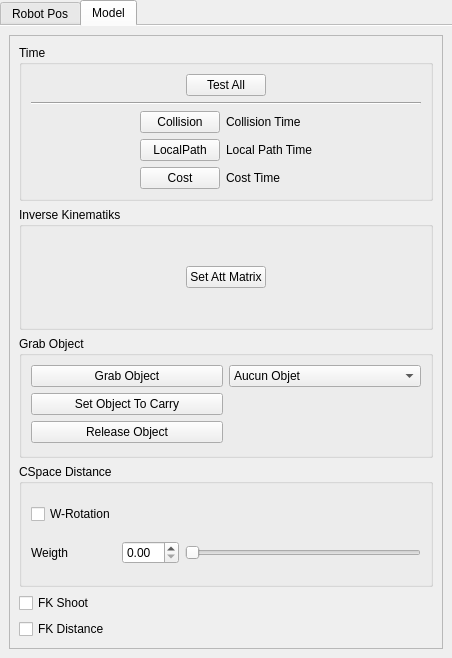
Qt form qtWindow/qtMainInterface/qtRobot.ui (jmainpri/libmove3d) before a commit.
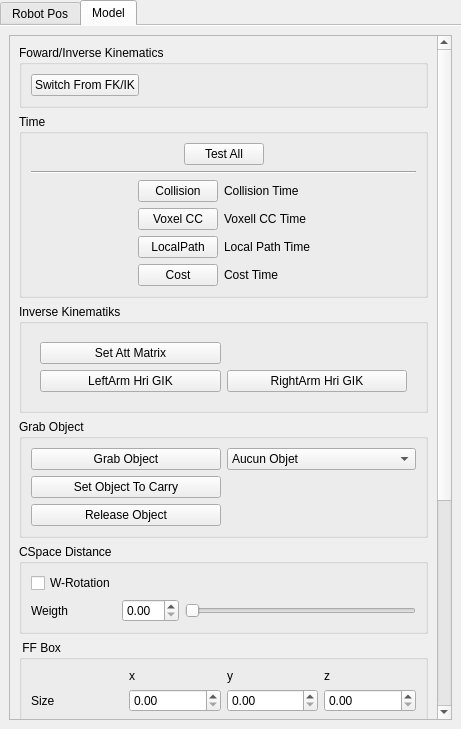
The same form after that commit. The open tabs and pages were chosen to show the change. Custom widgets are drawn as their Qt base class.

```diff
--- a/qtWindow/qtMainInterface/qtRobot.ui
+++ b/qtWindow/qtMainInterface/qtRobot.ui
@@ -6,21 +6,21 @@
    <rect>
     <x>0</x>
     <y>0</y>
-    <width>452</width>
-    <height>658</height>
+    <width>461</width>
+    <height>729</height>
    </rect>
   </property>
   <property name="windowTitle">
    <string>Form</string>
   </property>
-  <layout class="QHBoxLayout" name="horizontalLayout">
+  <layout class="QVBoxLayout" name="verticalLayout_3">
    <property name="margin">
     <number>0</number>
    </property>
    <item>
     <widget class="QTabWidget" name="tabWidget_6">
      <property name="currentIndex">
-      <number>0</number>
+      <number>1</number>
      </property>
      <property name="usesScrollButtons">
       <bool>true</bool>
@@ -66,11 +66,40 @@
            <rect>
             <x>0</x>
             <y>0</y>
-            <width>408</width>
-            <height>599</height>
+            <width>402</width>
+            <height>1103</height>
            </rect>
           </property>
           <layout class="QVBoxLayout" name="verticalLayout">
+           <item>
+            <widget class="QGroupBox" name="groupBox_3">
+             <property name="title">
+              <string>Foward/Inverse Kinematics</string>
+             </property>
+             <layout class="QHBoxLayout" name="horizontalLayout_6">
+              <item>
+               <widget class="QPushButton" name="pushButtonSwitchFKIK">
+                <property name="text">
+                 <string>Switch From FK/IK</string>
+                </property>
+               </widget>
+              </item>
+              <item>
+               <spacer name="horizontalSpacer_2">
+                <property name="orientation">
+                 <enum>Qt::Horizontal</enum>
+                </property>
+                <property name="sizeHint" stdset="0">
+                 <size>
+                  <width>40</width>
+                  <height>20</height>
+                 </size>
+                </property>
+               </spacer>
+              </item>
+             </layout>
+            </widget>
+           </item>
            <item>
             <widget class="QGroupBox" name="timeGroupBox">
              <property name="title">
@@ -136,14 +165,14 @@
                   </property>
                  </widget>
                 </item>
-                <item row="1" column="1">
+                <item row="2" column="1">
                  <widget class="QPushButton" name="pushButtonLocalPath">
                   <property name="text">
                    <string>LocalPath</string>
                   </property>
                  </widget>
                 </item>
-                <item row="2" column="1">
+                <item row="3" column="1">
                  <widget class="QPushButton" name="pushButtonCost">
                   <property name="text">
                    <string>Cost</string>
@@ -157,21 +186,21 @@
                   </property>
                  </widget>
                 </item>
-                <item row="1" column="2">
+                <item row="2" column="2">
                  <widget class="QLabel" name="labelLocalPath">
                   <property name="text">
                    <string>Local Path Time</string>
                   </property>
                  </widget>
                 </item>
-                <item row="2" column="2">
+                <item row="3" column="2">
                  <widget class="QLabel" name="labelTimeCost">
                   <property name="text">
                    <string>Cost Time</string>
                   </property>
                  </widget>
                 </item>
-                <item row="1" column="3">
+                <item row="2" column="3">
                  <spacer name="horizontalSpacer_10">
                   <property name="orientation">
                    <enum>Qt::Horizontal</enum>
@@ -184,7 +213,7 @@
                   </property>
                  </spacer>
                 </item>
-                <item row="1" column="0">
+                <item row="2" column="0">
                  <spacer name="horizontalSpacer_9">
                   <property name="orientation">
                    <enum>Qt::Horizontal</enum>
@@ -197,6 +226,20 @@
                   </property>
                  </spacer>
                 </item>
+                <item row="1" column="1">
+                 <widget class="QPushButton" name="pushButtonVoxelCC">
+                  <property name="text">
+                   <string>Voxel CC</string>
+                  </property>
+                 </widget>
+                </item>
+                <item row="1" column="2">
+                 <widget class="QLabel" name="labelVoxelTime">
+                  <property name="text">
+                   <string>Voxell CC Time</string>
+                  </property>
+                 </widget>
+                </item>
                </layout>
               </item>
              </layout>
@@ -207,43 +250,33 @@
              <property name="title">
               <string>Inverse Kinematiks</string>
              </property>
-             <layout class="QVBoxLayout" name="verticalLayout_16">
+             <layout class="QHBoxLayout" name="horizontalLayout_3">
               <item>
-               <layout class="QHBoxLayout" name="horizontalLayout_11">
-                <item>
-                 <spacer name="horizontalSpacer_11">
-                  <property name="orientation">
-                   <enum>Qt::Horizontal</enum>
-                  </property>
-                  <property name="sizeHint" stdset="0">
-                   <size>
-                    <width>40</width>
-                    <height>20</height>
-                   </size>
-                  </property>
-                 </spacer>
-                </item>
-                <item>
-                 <widget class="QPushButton" name="pushButtonAttMat">
-                  <property name="text">
-                   <string>Set Att Matrix</string>
-                  </property>
-                 </widget>
-                </item>
-                <item>
-                 <spacer name="horizontalSpacer_12">
-                  <property name="orientation">
-                   <enum>Qt::Horizontal</enum>
-                  </property>
-                  <property name="sizeHint" stdset="0">
-                   <size>
-                    <width>40</width>
-                    <height>20</height>
-                   </size>
-                  </property>
-                 </spacer>
-                </item>
-               </layout>
+               <widget class="QWidget" name="widget" native="true">
+                <layout class="QGridLayout" name="gridLayout">
+                 <item row="0" column="0">
+                  <widget class="QPushButton" name="pushButtonAttMat">
+                   <property name="text">
+                    <string>Set Att Matrix</string>
+                   </property>
+                  </widget>
+                 </item>
+                 <item row="1" column="0">
+                  <widget class="QPushButton" name="pushButtonComputeLeftArmGIK">
+                   <property name="text">
+                    <string>LeftArm Hri GIK</string>
+                   </property>
+                  </widget>
+                 </item>
+                 <item row="1" column="1">
+                  <widget class="QPushButton" name="pushButtonComputeRightArmGIK">
+                   <property name="text">
+                    <string>RightArm Hri GIK</string>
+                   </property>
+                  </widget>
+                 </item>
+                </layout>
+               </widget>
               </item>
              </layout>
             </widget>
@@ -324,6 +357,140 @@
              </layout>
             </widget>
            </item>
+           <item>
+            <widget class="QGroupBox" name="groupBox">
+             <property name="title">
+              <string> FF Box</string>
+             </property>
+             <layout class="QGridLayout" name="gridLayout_2">
+              <item row="1" column="1">
+               <widget class="QDoubleSpinBox" name="doubleSpinBoxSizeX"/>
+              </item>
+              <item row="1" column="0">
+               <widget class="QLabel" name="label">
+                <property name="text">
+                 <string>Size</string>
+                </property>
+               </widget>
+              </item>
+              <item row="2" column="0">
+               <widget class="QLabel" name="label_2">
+                <property name="text">
+                 <string>Center</string>
+                </property>
+               </widget>
+              </item>
+              <item row="2" column="1">
+               <widget class="QDoubleSpinBox" name="doubleSpinBoxCenterX"/>
+              </item>
+              <item row="1" column="2">
+               <widget class="QDoubleSpinBox" name="doubleSpinBoxSizeY"/>
+              </item>
+              <item row="1" column="3">
+               <widget class="QDoubleSpinBox" name="doubleSpinBoxSizeZ"/>
+              </item>
+              <item row="2" column="2">
+               <widget class="QDoubleSpinBox" name="doubleSpinBoxCenterY"/>
+              </item>
+              <item row="2" column="3">
+               <widget class="QDoubleSpinBox" name="doubleSpinBoxCenterZ"/>
+              </item>
+              <item row="0" column="1">
+               <widget class="QLabel" name="label_3">
+                <property name="text">
+                 <string>x</string>
+                </property>
+               </widget>
+              </item>
+              <item row="0" column="2">
+               <widget class="QLabel" name="label_4">
+                <property name="text">
+                 <string>y</string>
+                </property>
+               </widget>
+              </item>
+              <item row="0" column="3">
+               <widget class="QLabel" name="label_5">
+                <property name="text">
+                 <string>z</string>
+                </property>
+               </widget>
+              </item>
+             </layout>
+            </widget>
+           </item>
+           <item>
+            <widget class="QGroupBox" name="groupBox_2">
+             <property name="title">
+              <string>Voxel collision checker</string>
+             </property>
+             <layout class="QVBoxLayout" name="verticalLayout_2">
+              <item>
+               <widget class="QCheckBox" name="checkBoxDrawVoxelGrid">
+                <property name="text">
+                 <string>Draw Grid</string>
+                </property>
+               </widget>
+              </item>
+              <item>
+               <widget class="QWidget" name="widget_3" native="true">
+                <layout class="QHBoxLayout" name="horizontalLayout_5">
+                 <item>
+                  <widget class="QLabel" name="label_6">
+                   <property name="text">
+                    <string>Number of Cell Per Dimension</string>
+                   </property>
+                  </widget>
+                 </item>
+                 <item>
+                  <widget class="QSpinBox" name="spinBoxVoxelCCnbCells"/>
+                 </item>
+                 <item>
+                  <spacer name="horizontalSpacer">
+                   <property name="orientation">
+                    <enum>Qt::Horizontal</enum>
+                   </property>
+                   <property name="sizeHint" stdset="0">
+                    <size>
+                     <width>40</width>
+                     <height>20</height>
+                    </size>
+                   </property>
+                  </spacer>
+                 </item>
+                </layout>
+               </widget>
+              </item>
+              <item>
+               <widget class="QWidget" name="widget_2" native="true">
+                <layout class="QHBoxLayout" name="horizontalLayout_4">
+                 <item>
+                  <widget class="QPushButton" name="pushButtonCreateVoxelCollisionChecker">
+                   <property name="text">
+                    <string>Create</string>
+                   </property>
+                  </widget>
+                 </item>
+                 <item>
+                  <widget class="QPushButton" name="pushButtonDeleteVoxelCollisionChecker">
+                   <property name="text">
+                    <string>Delete</string>
+                   </property>
+                  </widget>
+                 </item>
+                </layout>
+               </widget>
+              </item>
+             </layout>
+            </widget>
+           </item>
+           <item>
+            <widget class="QPushButton" name="pushButtonPrintCurrentPos">
+             <property name="text">
+              <string>Print Robot Current Pos</string>
+             </property>
+            </widget>
+           </item>
            <item>
             <widget class="QCheckBox" name="checkBoxFKSampling">
              <property name="text">
@@ -338,6 +505,13 @@
              </property>
             </widget>
            </item>
+           <item>
+            <widget class="QCheckBox" name="checkBoxDrawBox">
+             <property name="text">
+              <string>draw Box</string>
+             </property>
+            </widget>
+           </item>
           </layout>
          </widget>
         </widget>
```
